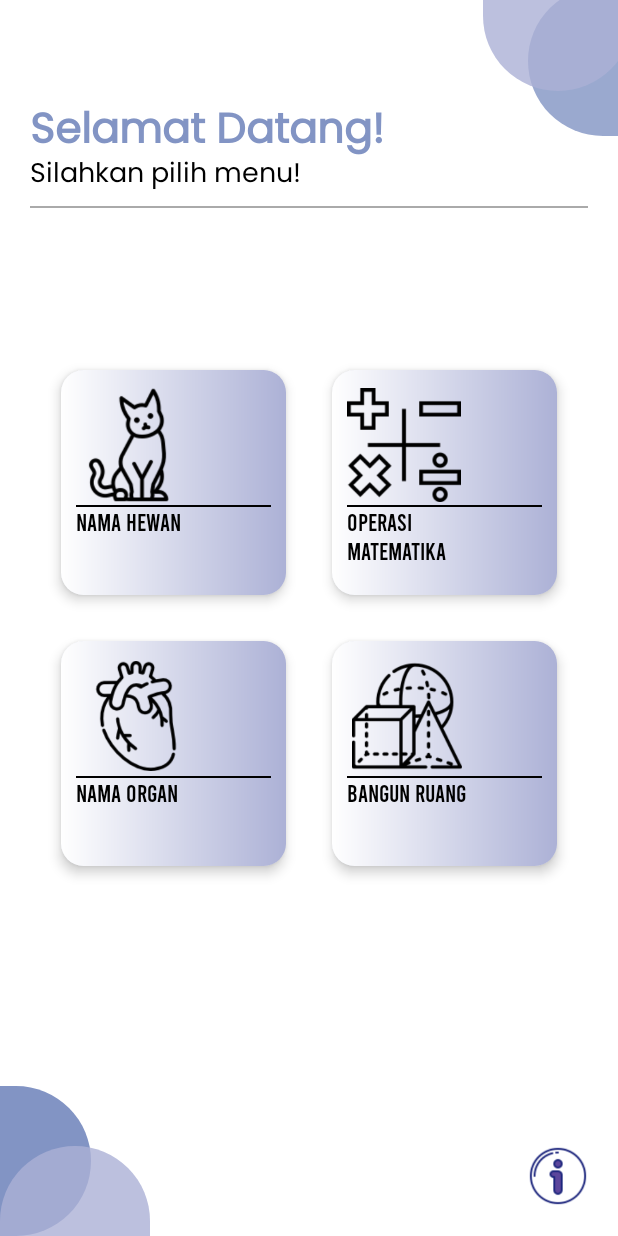
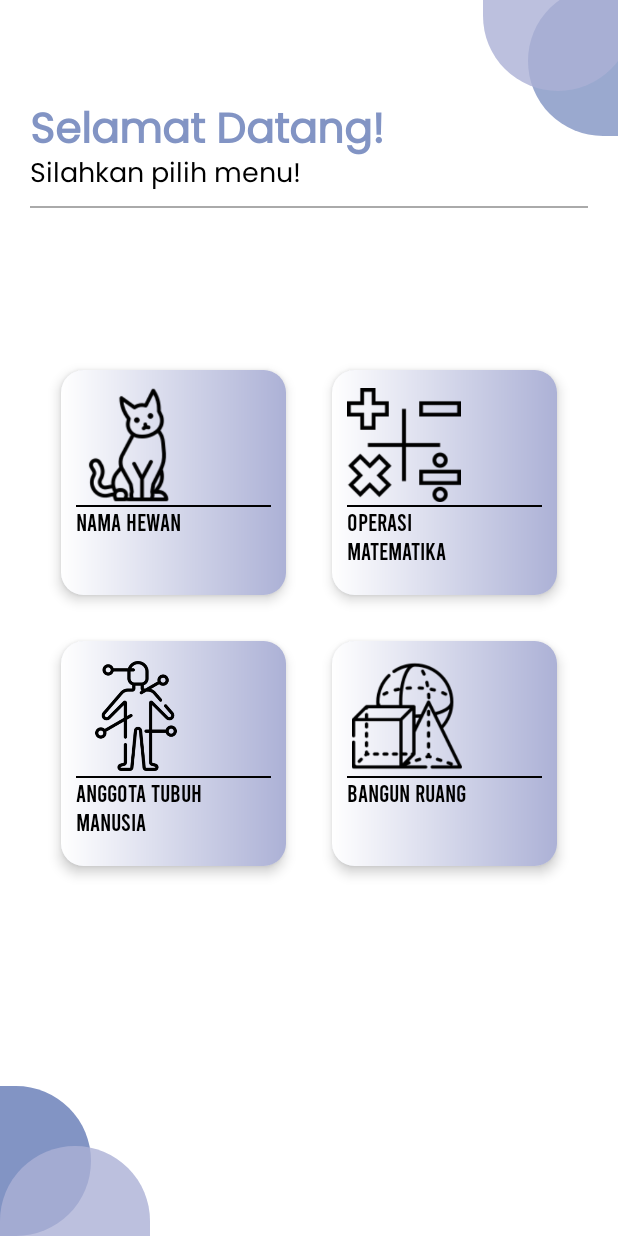
Before and after one commit to Masdikaa/aplikasi-pembelajaran-tunanetra, an Android app: the screen it shows after launch (MainMenuActivity), on a phone screen of 412 x 824 dp. Run offline under Robolectric (Android 15) with nearby library versions, the light colour scheme and no system bars.

Commit message:
Fixing warning code and enhance appearance

```diff
--- a/app/src/main/java/com/himawan/pembelajarantunanetra/activity/MainActivity.kt
+++ b/app/src/main/java/com/himawan/pembelajarantunanetra/activity/MainActivity.kt
@@ -24,7 +24,7 @@ class MainActivity : AppCompatActivity() {
         Handler(Looper.getMainLooper()).postDelayed({
             startActivity(Intent(this, MainMenuActivity::class.java))
             finish()
-        }, 3000)
+        }, 2300)
 
     }
 }
--- a/app/src/main/java/com/himawan/pembelajarantunanetra/activity/MainMenuActivity.kt
+++ b/app/src/main/java/com/himawan/pembelajarantunanetra/activity/MainMenuActivity.kt
@@ -28,7 +28,6 @@ class MainMenuActivity : AppCompatActivity(), View.OnClickListener {
         binding.cardMatematika.setOnClickListener(this)
         binding.cardOrgan.setOnClickListener(this)
         binding.cardBangunRuang.setOnClickListener(this)
-
     }
 
     override fun onClick(v: View) {
--- a/app/src/main/res/layout/activity_main_menu.xml
+++ b/app/src/main/res/layout/activity_main_menu.xml
@@ -5,17 +5,6 @@
     android:layout_width="match_parent"
     android:layout_height="match_parent"
     tools:context=".activity.MainMenuActivity">
-
-    <ImageView
-        android:id="@+id/about_image"
-        android:layout_width="40dp"
-        android:layout_height="40dp"
-        android:layout_marginEnd="20dp"
-        android:layout_marginBottom="20dp"
-        android:scaleType="fitXY"
-        android:src="@drawable/about"
-        app:layout_constraintBottom_toBottomOf="parent"
-        app:layout_constraintEnd_toEndOf="parent" />
 
     <LinearLayout
         android:layout_width="100dp"
@@ -25,7 +14,8 @@
         android:alpha="0.8"
         android:background="@drawable/ornamen3"
         app:layout_constraintEnd_toEndOf="parent"
-        app:layout_constraintTop_toTopOf="parent" />
+        app:layout_constraintTop_toTopOf="parent"
+        tools:ignore="VisualLintBounds" />
 
     <LinearLayout
         android:layout_width="100dp"
@@ -35,15 +25,16 @@
         android:alpha="0.8"
         android:background="@drawable/ornamen4"
         app:layout_constraintEnd_toEndOf="parent"
-        app:layout_constraintTop_toTopOf="parent" />
+        app:layout_constraintTop_toTopOf="parent"
+        tools:ignore="VisualLintBounds" />
 
     <LinearLayout
         android:id="@+id/menu_header"
         android:layout_width="match_parent"
         android:layout_height="wrap_content"
-        android:layout_marginLeft="20dp"
+        android:layout_marginStart="20dp"
         android:layout_marginTop="65dp"
-        android:gravity="left"
+        android:gravity="start"
         android:orientation="vertical"
         app:layout_constraintEnd_toEndOf="parent"
         app:layout_constraintStart_toStartOf="parent"
@@ -53,7 +44,7 @@
             android:layout_width="match_parent"
             android:layout_height="wrap_content"
             android:fontFamily="@font/poppins_regular"
-            android:text="Selamat Datang!"
+            android:text="@string/main_menu_title"
             android:textColor="@color/secondary"
             android:textSize="28sp"
             android:textStyle="bold" />
@@ -63,7 +54,7 @@
             android:layout_height="wrap_content"
             android:layout_marginTop="-10dp"
             android:fontFamily="@font/poppins_regular"
-            android:text="Silahkan pilih menu!"
+            android:text="@string/main_menu_desc"
             android:textColor="@color/black"
             android:textSize="18sp" />
 
@@ -103,7 +94,7 @@
                 android:layout_width="match_parent"
                 android:layout_height="match_parent"
                 android:background="@drawable/gradient_card_primary"
-                android:gravity="left"
+                android:gravity="start"
                 android:orientation="vertical">
 
                 <ImageView
@@ -111,7 +102,8 @@
                     android:layout_height="80dp"
                     android:layout_marginStart="10dp"
                     android:layout_marginTop="10dp"
-                    android:src="@drawable/cat" />
+                    android:src="@drawable/cat"
+                    tools:ignore="ContentDescription" />
 
                 <View
                     android:layout_width="match_parent"
@@ -125,7 +117,7 @@
                     android:layout_height="wrap_content"
                     android:layout_marginStart="10dp"
                     android:fontFamily="@font/bebas_regular"
-                    android:text="Nama Hewan"
+                    android:text="@string/nama_hewan_option"
                     android:textColor="@color/black"
                     android:textSize="16sp" />
 
@@ -146,7 +138,7 @@
                 android:layout_width="match_parent"
                 android:layout_height="match_parent"
                 android:background="@drawable/gradient_card_primary"
-                android:gravity="left"
+                android:gravity="start"
                 android:orientation="vertical">
 
                 <ImageView
@@ -154,7 +146,8 @@
                     android:layout_height="80dp"
                     android:layout_marginStart="10dp"
                     android:layout_marginTop="10dp"
-                    android:src="@drawable/calculator" />
+                    android:src="@drawable/calculator"
+                    tools:ignore="ContentDescription" />
 
                 <View
                     android:layout_width="match_parent"
@@ -168,7 +161,7 @@
                     android:layout_height="wrap_content"
                     android:layout_marginStart="10dp"
                     android:fontFamily="@font/bebas_regular"
-                    android:text="Operasi\nMatematika"
+                    android:text="@string/operasi_matematika_option"
                     android:textColor="@color/black"
                     android:textSize="16sp" />
 
@@ -189,7 +182,7 @@
                 android:layout_width="match_parent"
                 android:layout_height="match_parent"
                 android:background="@drawable/gradient_card_primary"
-                android:gravity="left"
+                android:gravity="start"
                 android:orientation="vertical">
 
                 <ImageView
@@ -198,7 +191,8 @@
                     android:layout_marginStart="10dp"
                     android:layout_marginTop="10dp"
                     android:padding="3dp"
-                    android:src="@drawable/heart" />
+                    android:src="@drawable/human_body"
+                    tools:ignore="ContentDescription" />
 
                 <View
                     android:layout_width="match_parent"
@@ -212,7 +206,7 @@
                     android:layout_height="wrap_content"
                     android:layout_marginStart="10dp"
                     android:fontFamily="@font/bebas_regular"
-                    android:text="Nama Organ"
+                    android:text="@string/anggota_tubuh_manusia_option"
                     android:textColor="@color/black"
                     android:textSize="16sp" />
 
@@ -233,7 +227,7 @@
                 android:layout_width="match_parent"
                 android:layout_height="match_parent"
                 android:background="@drawable/gradient_card_primary"
-                android:gravity="left"
+                android:gravity="start"
                 android:orientation="vertical">
 
                 <ImageView
@@ -242,7 +236,8 @@
                     android:layout_marginStart="10dp"
                     android:layout_marginTop="10dp"
                     android:padding="3dp"
-                    android:src="@drawable/geometry" />
+                    android:src="@drawable/geometry"
+                    tools:ignore="ContentDescription" />
 
                 <View
                     android:layout_width="match_parent"
@@ -256,7 +251,7 @@
                     android:layout_height="wrap_content"
                     android:layout_marginStart="10dp"
                     android:fontFamily="@font/bebas_regular"
-                    android:text="Bangun Ruang"
+                    android:text="@string/bangun_ruang_option"
                     android:textColor="@color/black"
                     android:textSize="16sp" />
 
@@ -269,10 +264,11 @@
     <LinearLayout
         android:layout_width="100dp"
         android:layout_height="100dp"
-        android:layout_marginLeft="-40dp"
+        android:layout_marginStart="-40dp"
         android:background="@drawable/ornamen1"
         app:layout_constraintBottom_toBottomOf="parent"
-        app:layout_constraintStart_toStartOf="parent" />
+        app:layout_constraintStart_toStartOf="parent"
+        tools:ignore="VisualLintBounds" />
 
     <LinearLayout
         android:layout_width="100dp"
@@ -281,6 +277,7 @@
         android:alpha="0.8"
         android:background="@drawable/ornamen2"
         app:layout_constraintBottom_toBottomOf="parent"
-        app:layout_constraintStart_toStartOf="parent" />
+        app:layout_constraintStart_toStartOf="parent"
+        tools:ignore="VisualLintBounds" />
 
 </androidx.constraintlayout.widget.ConstraintLayout>
--- a/app/src/main/res/layout/fragment_quiz.xml
+++ b/app/src/main/res/layout/fragment_quiz.xml
@@ -55,7 +55,7 @@
             android:layout_width="match_parent"
             android:layout_height="500dp"
             android:layout_marginHorizontal="20dp"
-            android:layout_marginTop="30dp"
+            android:layout_marginTop="20dp"
             android:background="@drawable/linear_layout_background"
             android:paddingStart="20dp"
             android:paddingTop="10dp"
--- a/app/src/main/res/values/strings.xml
+++ b/app/src/main/res/values/strings.xml
@@ -26,5 +26,12 @@
     <string name="bangun_ruang_6">Kerucut</string>
     <string name="bangun_ruang_7">Silinder</string>
 
+    <!--    String Layout-->
     <string name="credit">&#169; 2023 MasdikaIlhanMansiz</string>
+    <string name="main_menu_title">Selamat Datang!</string>
+    <string name="main_menu_desc">Silahkan pilih menu!</string>
+    <string name="nama_hewan_option">Nama Hewan</string>
+    <string name="operasi_matematika_option">Operasi\nMatematika</string>
+    <string name="anggota_tubuh_manusia_option">Anggota tubuh\nmanusia</string>
+    <string name="bangun_ruang_option">Bangun Ruang</string>
 </resources>
```
Also changed, not shown: app/src/main/java/com/himawan/pembelajarantunanetra/fragment/FinishFragment.kt (+6 -5 lines), app/src/main/java/com/himawan/pembelajarantunanetra/fragment/QuizFragment.kt (+52 -36 lines), app/src/main/res/drawable/default_option_border_bg.xml (deleted, +0 -9 lines), app/src/main/res/layout/activity_geometry.xml (+6 -6 lines), app/src/main/res/layout/activity_hewan.xml (+6 -6 lines), app/src/main/res/layout/activity_main.xml (+7 -4 lines), app/src/main/res/layout/activity_organs.xml (+6 -18 lines), app/src/main/res/drawable/about.png (deleted), app/src/main/res/drawable/audio_off.png (deleted), app/src/main/res/drawable/audio_on.png (deleted), app/src/main/res/drawable/heart.png (deleted), app/src/main/res/drawable/human_body.png (added), app/src/main/res/drawable/quiz_lose.png (deleted), app/src/main/res/drawable/star.png (deleted), 1 more files.
